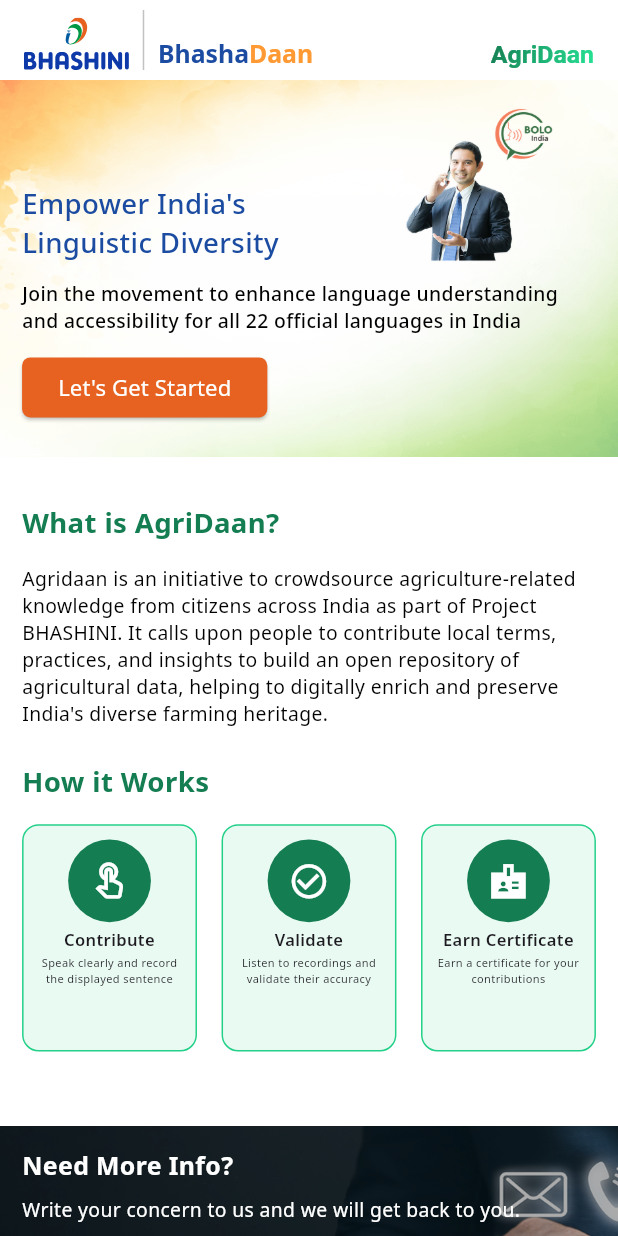
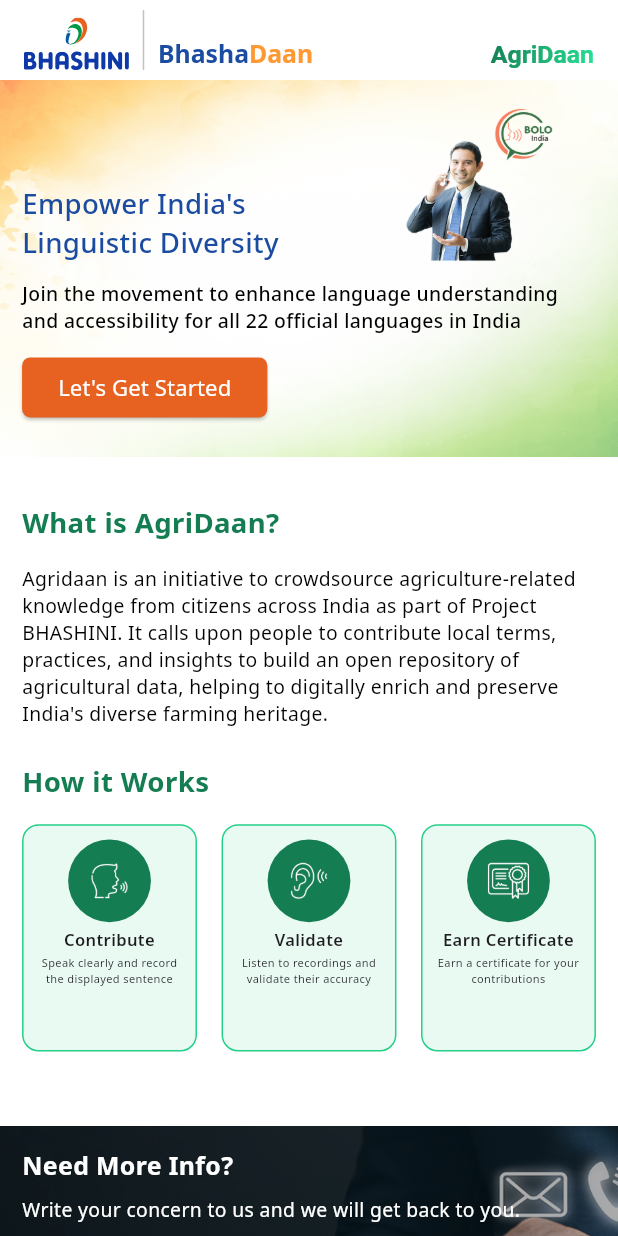
Before and after one commit to COSS-India/VoiceGive, a Flutter app: the screen it shows after launch, on a phone screen of 412 x 824 dp. Run offline on Flutter 3.47's test engine with Material 3 defaults, Android fonts, the phone set to English and light mode, and no system bars; our stand-ins replace cached_network_image, flutter_dotenv, flutter_screenutil, flutter_secure_storage, flutter_svg, google_fonts and 3 more; missing offline and left inert: encrypt, record; accounts and stored records are empty; project files that could hold a hidden picture were left out.

Commit message:
feat: update home screen to use icons from design

```diff
--- a/lib/screens/home_screen/widgets/how_it_works_section.dart
+++ b/lib/screens/home_screen/widgets/how_it_works_section.dart
@@ -27,15 +27,15 @@ class HowItWorksSection extends StatelessWidget {
             cardWidget(
                 title: AppLocalizations.of(context)!.contribute,
                 description: AppLocalizations.of(context)!.speakClearlyAndRecord,
-                icon: Icons.touch_app_outlined),
+                iconPath: 'assets/icons/contribute_icon.png'),
             cardWidget(
                 title: AppLocalizations.of(context)!.validate,
                 description: AppLocalizations.of(context)!.listenAndValidate,
-                icon: Icons.check_circle_outline),
+                iconPath: 'assets/icons/validate_icon.png'),
             cardWidget(
                 title: AppLocalizations.of(context)!.earnCertificate,
                 description: AppLocalizations.of(context)!.earnCertificateDescription,
-                icon: Icons.badge_sharp)
+                iconPath: 'assets/icons/certificate_icon.png')
           ],
         ),
       ],
@@ -45,7 +45,7 @@ class HowItWorksSection extends StatelessWidget {
   Widget cardWidget(
       {required String title,
       required String description,
-      required IconData icon}) {
+      required String iconPath}) {
     return Container(
       width: 120.w,
       height: 156.w,
@@ -61,10 +61,10 @@ class HowItWorksSection extends StatelessWidget {
           CircleAvatar(
               radius: 30.r,
               backgroundColor: AppColors.darkGreen,
-              child: Icon(
-                icon,
-                color: Colors.white,
-                size: 30.sp,
+              child: Image.asset(
+                iconPath,
+                width: 50.w,
+                height: 50.w,
               )),
           SizedBox(height: 4.w),
           Text(
```
Also changed, not shown: assets/icons/certificate_icon.png (added), assets/icons/contribute_icon.png (added), assets/icons/validate_icon.png (added).
